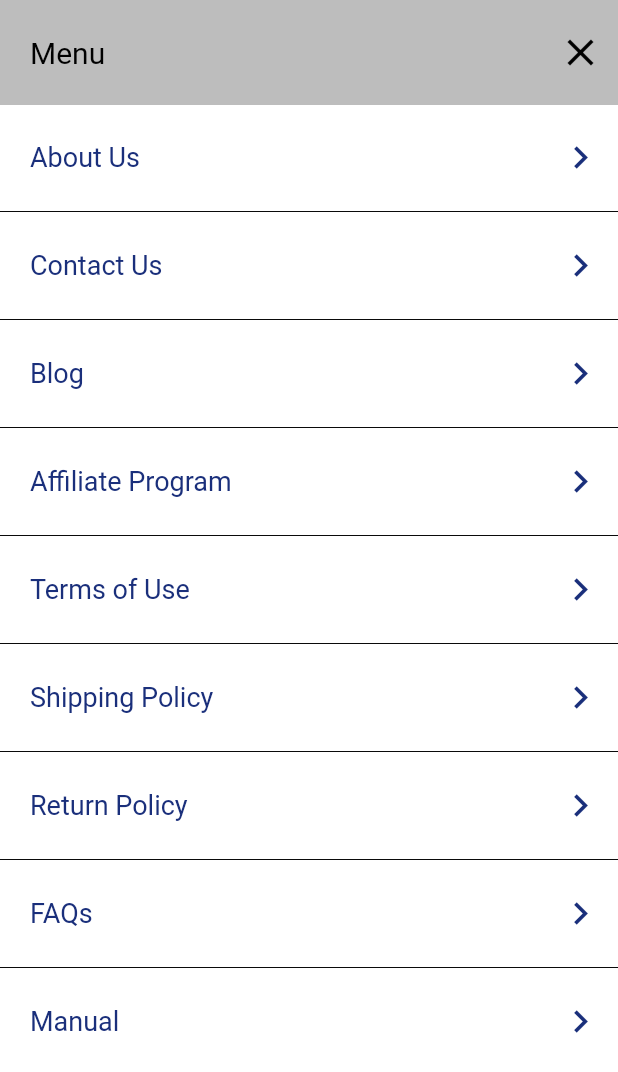
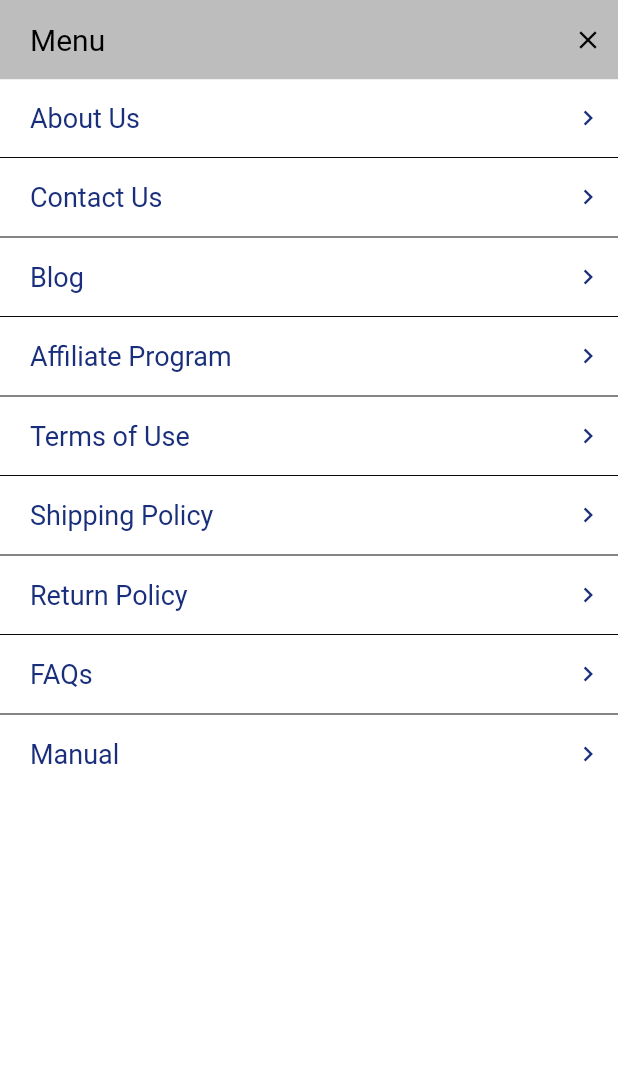
Before and after one commit to Santosh9001/ExportFromNepal, a Flutter app: the HomeMenuDialog screen opened by its route, on a phone screen of 412 x 824 dp. Shown: the top 1072 px of the screen. Run offline on Flutter 3.47's test engine with Material 2 defaults, Android fonts, the phone set to English and light mode, and no system bars; our stand-ins replace dotted_border, firebase_auth, firebase_core, flutter_image_slideshow, flutter_rating_bar, flutter_svg and 3 more; missing offline and left inert: flutter_facebook_auth; accounts and stored records are empty.

Commit message:
changes in nav

```diff
--- a/lib/ui/screens/dashboard/home/components/HomeMenuDialog.dart
+++ b/lib/ui/screens/dashboard/home/components/HomeMenuDialog.dart
@@ -26,7 +26,7 @@ class HomeMenuDialog extends StatelessWidget {
                           child: Container(
                               color: Colors.grey.shade400,
                               padding: EdgeInsets.only(
-                                  top: 20, bottom: 20, left: 20, right: 10),
+                                  top: 15, bottom: 15, left: 20, right: 10),
                               child: Row(
                                 mainAxisAlignment:
                                     MainAxisAlignment.spaceBetween,
@@ -40,7 +40,7 @@ class HomeMenuDialog extends StatelessWidget {
                                   ),
                                   Icon(
                                     Icons.close,
-                                    size: 30,
+                                    size: 20,
                                     color: Colors.black,
                                   ),
                                 ],
@@ -83,7 +83,7 @@ class HomeDialogItems extends StatelessWidget {
         builder: (context) {
           return Container(
             color: Colors.white,
-            padding: EdgeInsets.only(top: 20, bottom: 20, left: 20, right: 10),
+            padding: EdgeInsets.only(top: 15, bottom: 15, left: 20, right: 10),
             child: Consumer<HomeDataProvider>(
               builder: (context, provider, child) {
                 return InkWell(
@@ -99,7 +99,7 @@ class HomeDialogItems extends StatelessWidget {
                       ),
                       Icon(
                         Icons.chevron_right_outlined,
-                        size: 30,
+                        size: 20,
                         color: kColorPrimary,
                       ),
                     ],
```
